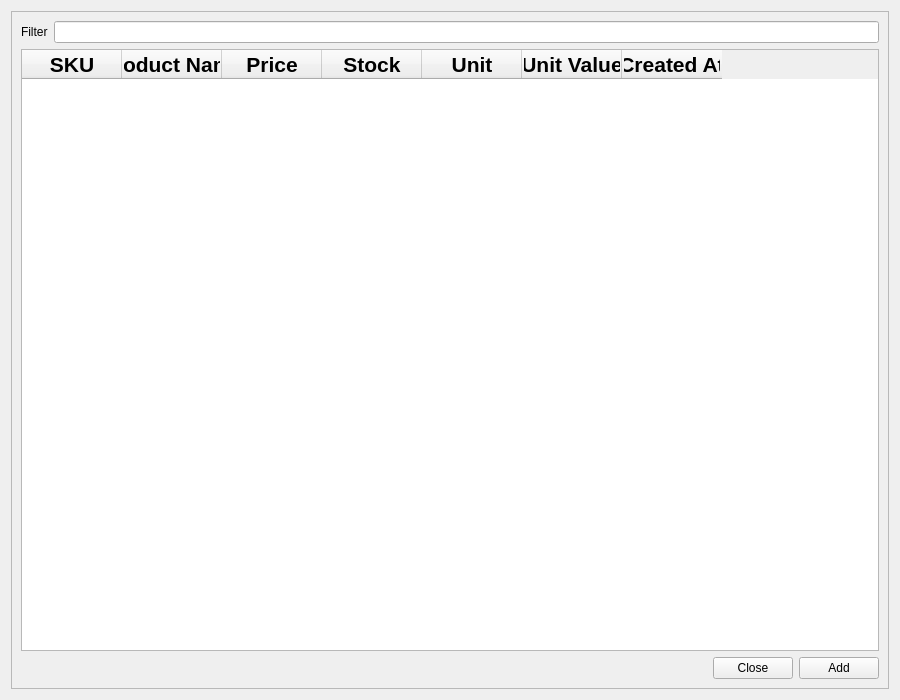
The window that ui/products_in_transactions.ui (michael-halim/pos) describes before a commit, drawn with Qt 5.
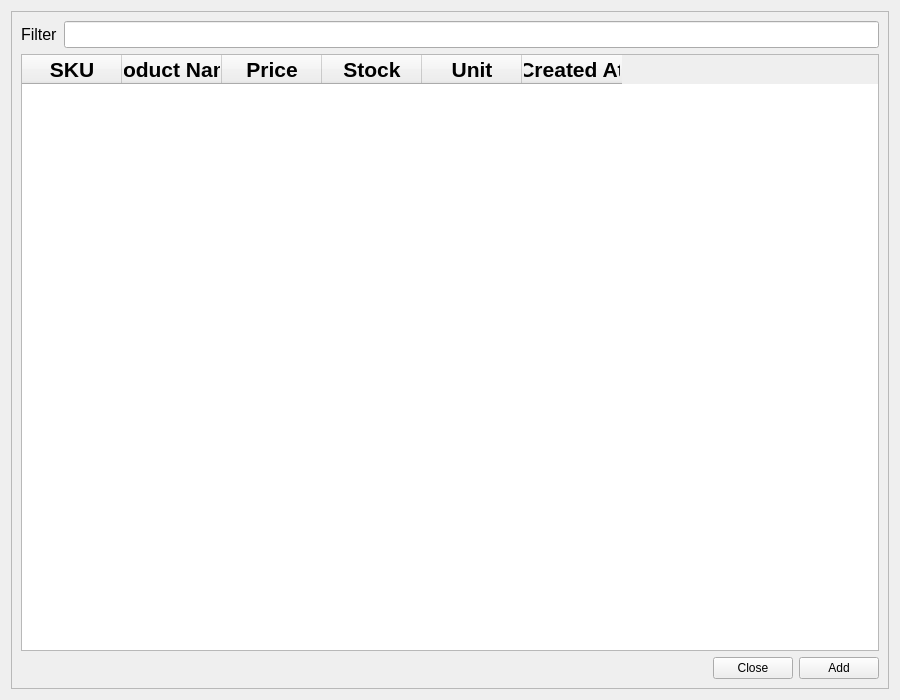
The same window after the commit.

Commit message: Patch#13: Major Changes Stock Concept - Change Logic How Stock Works - Updated Logic on seed.py - Updated Logic on Handling Data from Products in Transactions - Fix Handling OnChangedQty and OnChangedCombobox - Remove Check SKU Button - Added Feature If SKU is Press Enter it Will Exact Match or Find Closest - Separate Logic for Simple Fonts - Added Date in Transaction - Changing Font Size in Products in Transactions

Patch:
```diff
--- a/ui/products_in_transactions.ui
+++ b/ui/products_in_transactions.ui
@@ -29,13 +29,24 @@
          <layout class="QFormLayout" name="formLayout_2">
           <item row="0" column="0">
            <widget class="QLabel" name="filter_products_in_transactions_label">
+            <property name="font">
+             <font>
+              <pointsize>12</pointsize>
+             </font>
+            </property>
             <property name="text">
              <string>Filter</string>
             </property>
            </widget>
           </item>
           <item row="0" column="1">
-           <widget class="QLineEdit" name="filter_products_in_transactions_input"/>
+           <widget class="QLineEdit" name="filter_products_in_transactions_input">
+            <property name="font">
+             <font>
+              <pointsize>12</pointsize>
+             </font>
+            </property>
+           </widget>
           </item>
          </layout>
         </item>
@@ -116,21 +127,6 @@
             <set>AlignCenter</set>
            </property>
           </column>
-          <column>
-           <property name="text">
-            <string>Unit Value</string>
-           </property>
-           <property name="font">
-            <font>
-             <pointsize>16</pointsize>
-             <weight>75</weight>
-             <bold>true</bold>
-            </font>
-           </property>
-           <property name="textAlignment">
-            <set>AlignCenter</set>
-           </property>
-          </column>
           <column>
            <property name="text">
             <string>Created At</string>
```
The commit also changes 9 other files.
